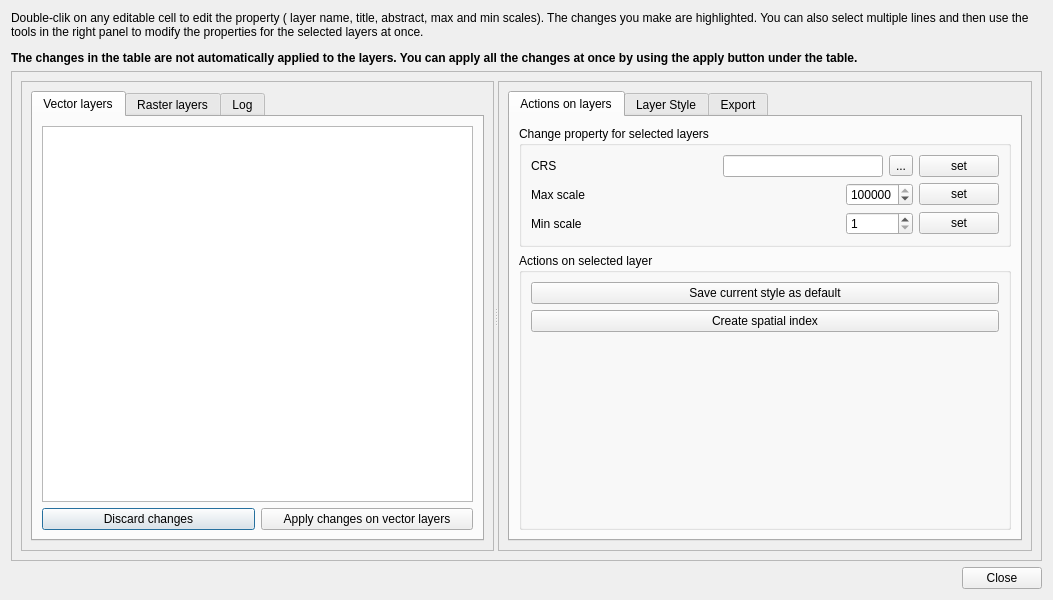
Above: layer_board_dialog_base.ui from 3liz/QgisLayerBoardPlugin before the change. Below: the same form after it.
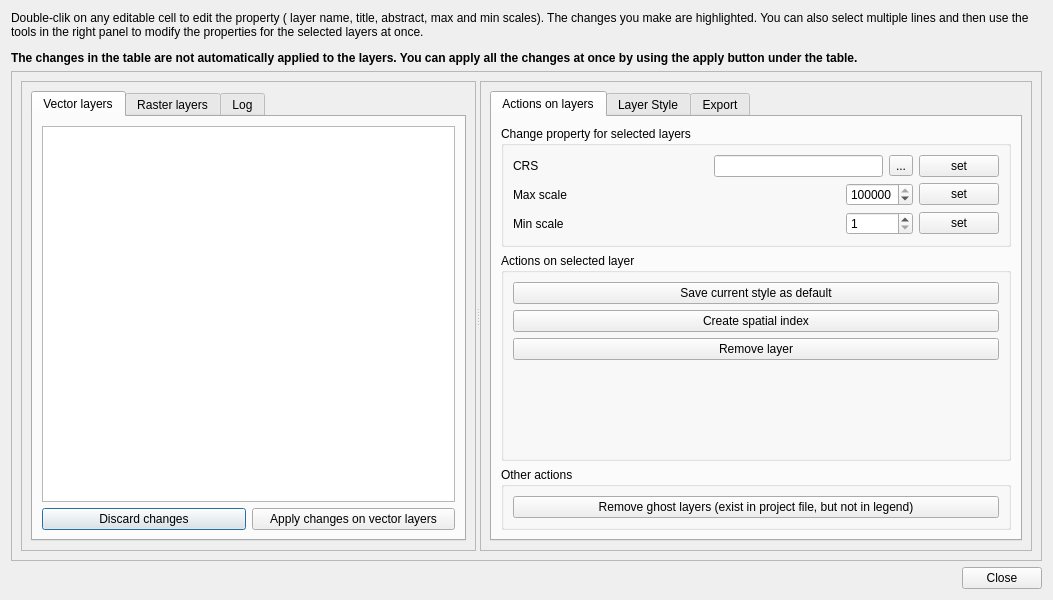
That is the form after the change.

Commit message: Add a button to remove selected layers & Add a button to remove all ghost layers

```diff
--- a/layer_board_dialog_base.ui
+++ b/layer_board_dialog_base.ui
@@ -397,6 +397,13 @@
                       </property>
                      </widget>
                     </item>
+                    <item>
+                     <widget class="QPushButton" name="btRemoveLayer">
+                      <property name="text">
+                       <string>Remove layer</string>
+                      </property>
+                     </widget>
+                    </item>
                     <item>
                      <spacer name="verticalSpacer_2">
                       <property name="orientation">
@@ -415,6 +422,22 @@
                  </layout>
                 </widget>
                </item>
+               <item>
+                <widget class="QGroupBox" name="groupBox_4">
+                 <property name="title">
+                  <string>Other actions</string>
+                 </property>
+                 <layout class="QVBoxLayout" name="verticalLayout_16">
+                  <item>
+                   <widget class="QPushButton" name="btRemoveGhostLayers">
+                    <property name="text">
+                     <string>Remove ghost layers (exist in project file, but not in legend)</string>
+                    </property>
+                   </widget>
+                  </item>
+                 </layout>
+                </widget>
+               </item>
               </layout>
              </widget>
              <widget class="QWidget" name="tab_5">
```
The commit also changes 2 other files.
